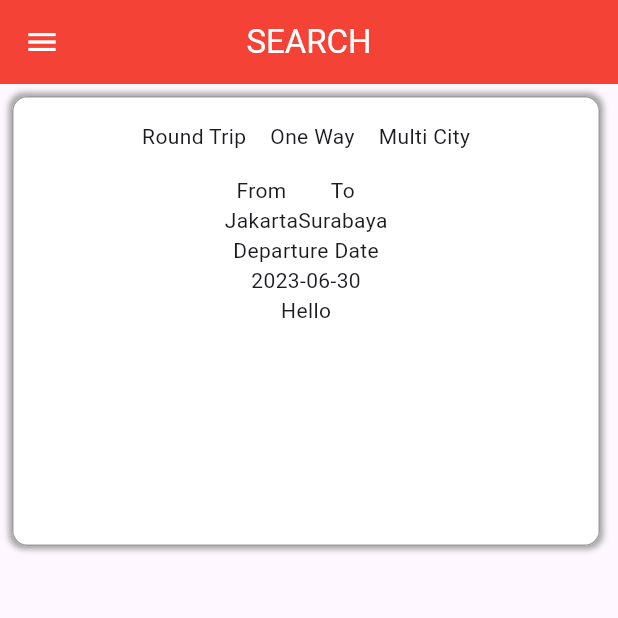
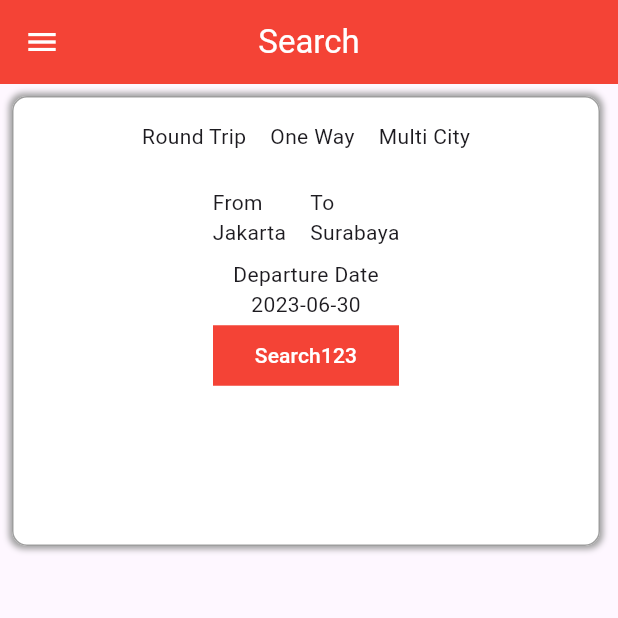
Before and after one commit to permatanmr/flutter-class-exam, a Flutter app: the screen it shows after launch, on a phone screen of 412 x 824 dp, the top half of it. Run offline on Flutter 3.47's test engine with Material 2 defaults, Android fonts, the phone set to English and light mode, and no system bars.

Commit message:
change button search

```diff
--- a/exam/lib/search.dart
+++ b/exam/lib/search.dart
@@ -20,7 +20,7 @@ class _SearchFlightState extends State<SearchFlight> {
         ),
         backgroundColor: Colors.red,
         foregroundColor: Colors.white,
-        title: const Text('SEARCH', textAlign: TextAlign.center),
+        title: const Text('Search', textAlign: TextAlign.center),
       ),
       body: Padding(
         padding: const EdgeInsets.all(8.0),
@@ -54,9 +54,9 @@ class _SearchFlightState extends State<SearchFlight> {
                   ), //BoxShadow
                 ],
               ),
-              child: const Column(
+              child: Column(
                 children: [
-                  Padding(
+                  const Padding(
                     padding: EdgeInsets.all(8.0),
                     child: Row(
                       mainAxisAlignment: MainAxisAlignment.center,
@@ -76,21 +76,49 @@ class _SearchFlightState extends State<SearchFlight> {
                       ],
                     ),
                   ),
-                  Row(
+                  const Row(
                     mainAxisAlignment: MainAxisAlignment.center,
                     children: [
-                      Column(
-                        children: [Text('From'), Text('Jakarta')],
+                      Padding(
+                        padding: EdgeInsets.all(8.0),
+                        child: Column(
+                          crossAxisAlignment: CrossAxisAlignment.start,
+                          children: [Text('From'), Text('Jakarta')],
+                        ),
                       ),
-                      Column(
-                        children: [Text('To'), Text('Surabaya')],
+                      Padding(
+                        padding: EdgeInsets.all(8.0),
+                        child: Column(
+                          crossAxisAlignment: CrossAxisAlignment.start,
+                          children: [Text('To'), Text('Surabaya')],
+                        ),
                       ),
                     ],
                   ),
-                  Column(
+                  const Column(
                     children: [Text('Departure Date'), Text('2023-06-30')],
                   ),
-                  Text('Hello'),
+                  TextButton(
+                    style: ButtonStyle(
+                        backgroundColor:
+                            const MaterialStatePropertyAll<Color>(Colors.red),
+                        shape:
+                            MaterialStateProperty.all<RoundedRectangleBorder>(
+                                const RoundedRectangleBorder(
+                                    borderRadius: BorderRadius.zero,
+                                    side: BorderSide(color: Colors.red)))),
+                    onPressed: () {},
+                    child: const SizedBox(
+                      width: 100,
+                      child: Text(
+                        "Search123",
+                        style: TextStyle(
+                          color: Color(0xffffffff),
+                        ),
+                        textAlign: TextAlign.center,
+                      ),
+                    ),
+                  ),
                 ],
               )),
         ),
```
